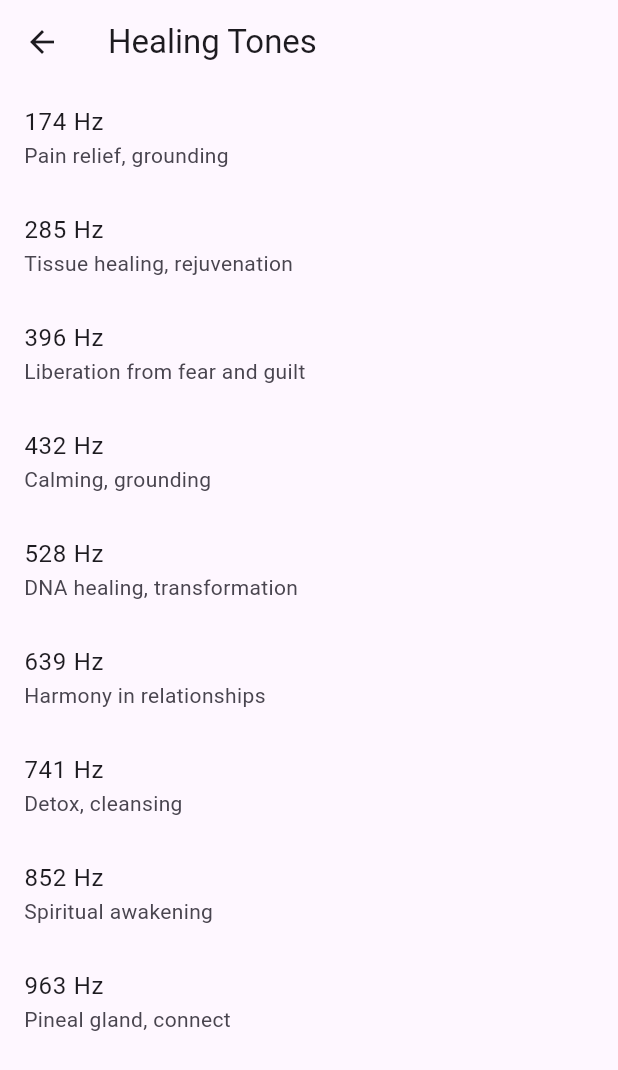
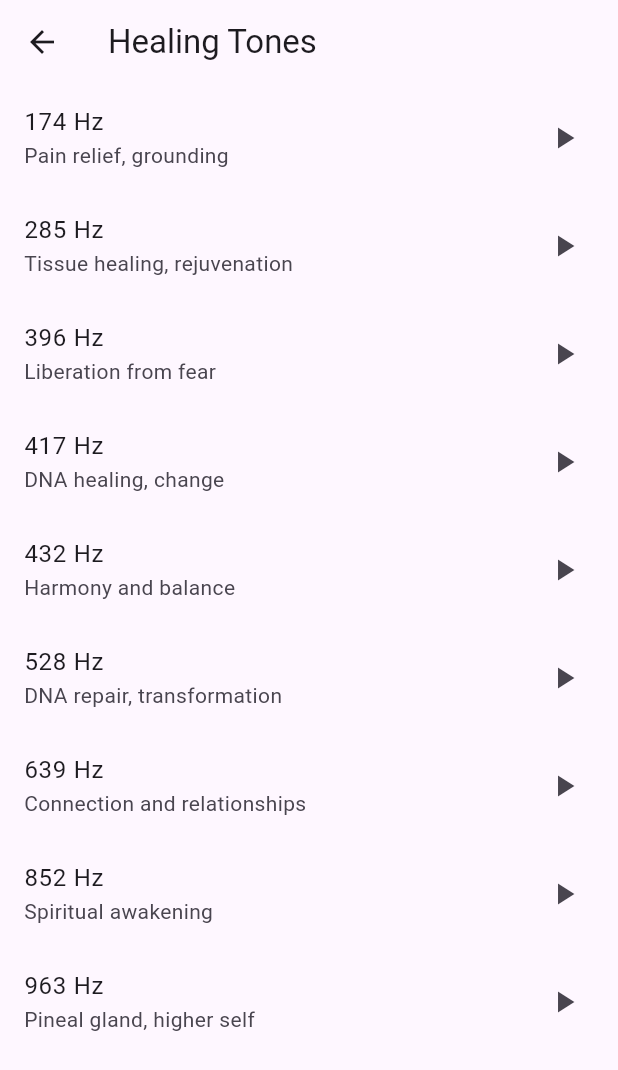
Before and after one commit to Tonycanehoneysett/solfeggio_app, a Flutter app: the screen it shows after launch, after a tap on "Explore Tones", on a phone screen of 412 x 824 dp. Shown: the top 1070 px of the screen. Run offline on Flutter 3.47's test engine with Material 3 defaults, Android fonts, the light colour scheme and no system bars; our stand-ins replace audioplayers.

Commit message:
Update main.dart

```diff
--- a/lib/main.dart
+++ b/lib/main.dart
@@ -1,4 +1,5 @@
 import 'package:flutter/material.dart';
+import 'package:audioplayers/audioplayers.dart';
 
 void main() => runApp(AudioWellnessApp());
 
@@ -17,62 +18,84 @@ class HomePage extends StatelessWidget {
   @override
   Widget build(BuildContext context) {
     return Scaffold(
-      body: Column(
-        children: [
-          // Full-screen image
-          Expanded(
-            flex: 3,
-            child: Image.asset(
-              'assets/icon/app_icon.png',
-              fit: BoxFit.cover,
-              width: double.infinity,
-            ),
-          ),
-          // Text + Button section
-          Expanded(
-            flex: 2,
+      backgroundColor: Colors.blue[800],
+      body: Padding(
+        padding: const EdgeInsets.all(24.0),
         child: Column(
           mainAxisAlignment: MainAxisAlignment.center,
           children: [
-                Padding(
-                  padding: EdgeInsets.symmetric(horizontal: 24.0),
-                  child: Text(
+            Text(
+              'Audio Wellness',
+              style: TextStyle(
+                fontSize: 36,
+                color: Colors.white,
+                fontWeight: FontWeight.bold,
+              ),
+              textAlign: TextAlign.center,
+            ),
+            SizedBox(height: 12),
+            Text(
               'Select the frequency that best supports your emotional and physical needs',
+              style: TextStyle(fontSize: 16, color: Colors.white70),
               textAlign: TextAlign.center,
-                    style: TextStyle(fontSize: 16),
             ),
-                ),
-                SizedBox(height: 16),
+            SizedBox(height: 30),
             ElevatedButton(
-                  onPressed: () {
-                    Navigator.push(
+              onPressed: () => Navigator.push(
                 context,
                 MaterialPageRoute(builder: (_) => TonesPage()),
-                    );
-                  },
+              ),
               child: Text('Explore Tones'),
             ),
           ],
         ),
       ),
-        ],
-      ),
     );
   }
 }
 
-class TonesPage extends StatelessWidget {
+class TonesPage extends StatefulWidget {
+  @override
+  _TonesPageState createState() => _TonesPageState();
+}
+
+class _TonesPageState extends State<TonesPage> {
   final List<Map<String, String>> tones = [
-    {'name': '174 Hz', 'benefit': 'Pain relief, grounding'},
-    {'name': '285 Hz', 'benefit': 'Tissue healing, rejuvenation'},
-    {'name': '396 Hz', 'benefit': 'Liberation from fear and guilt'},
-    {'name': '432 Hz', 'benefit': 'Calming, grounding'},
-    {'name': '528 Hz', 'benefit': 'DNA healing, transformation'},
-    {'name': '639 Hz', 'benefit': 'Harmony in relationships'},
-    {'name': '741 Hz', 'benefit': 'Detox, cleansing'},
-    {'name': '852 Hz', 'benefit': 'Spiritual awakening'},
-    {'name': '963 Hz', 'benefit': 'Pineal gland, connect'},
+    {'name': '174 Hz', 'file': '174Hz_30min.mp3', 'benefit': 'Pain relief, grounding'},
+    {'name': '285 Hz', 'file': '285Hz_30min.mp3', 'benefit': 'Tissue healing, rejuvenation'},
+    {'name': '396 Hz', 'file': '396Hz_30min.mp3', 'benefit': 'Liberation from fear'},
+    {'name': '417 Hz', 'file': '417Hz_30min.mp3', 'benefit': 'DNA healing, change'},
+    {'name': '432 Hz', 'file': '432Hz_30min.mp3', 'benefit': 'Harmony and balance'},
+    {'name': '528 Hz', 'file': '528Hz_30min.mp3', 'benefit': 'DNA repair, transformation'},
+    {'name': '639 Hz', 'file': '639Hz_30min.mp3', 'benefit': 'Connection and relationships'},
+    {'name': '852 Hz', 'file': '852Hz_30min.mp3', 'benefit': 'Spiritual awakening'},
+    {'name': '963 Hz', 'file': '963Hz_30min.mp3', 'benefit': 'Pineal gland, higher self'},
   ];
+
+  AudioPlayer? _player;
+  String? _currentlyPlaying;
+
+  void _handleTap(String filename) async {
+    if (_currentlyPlaying == filename) {
+      await _player?.stop();
+      setState(() => _currentlyPlaying = null);
+    } else {
+      await _player?.stop();
+      final newPlayer = AudioPlayer();
+      await newPlayer.setReleaseMode(ReleaseMode.loop);
+      await newPlayer.play(AssetSource('audio/$filename'));
+      setState(() {
+        _player = newPlayer;
+        _currentlyPlaying = filename;
+      });
+    }
+  }
+
+  @override
+  void dispose() {
+    _player?.dispose();
+    super.dispose();
+  }
 
   @override
   Widget build(BuildContext context) {
@@ -85,11 +108,8 @@ class TonesPage extends StatelessWidget {
           return ListTile(
             title: Text(tone['name']!),
             subtitle: Text(tone['benefit']!),
-            onTap: () {
-              ScaffoldMessenger.of(context).showSnackBar(
-                SnackBar(content: Text('Play ${tone['name']}')),
-              );
-            },
+            trailing: _currentlyPlaying == tone['file'] ? Icon(Icons.stop) : Icon(Icons.play_arrow),
+            onTap: () => _handleTap(tone['file']!),
           );
         },
       ),
```
Lines whose indentation alone changed are shown as unchanged.
